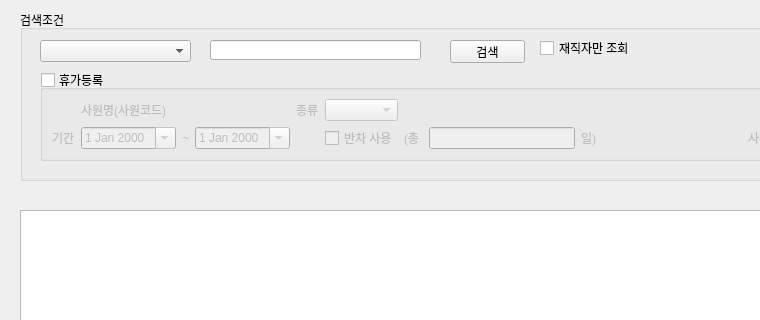
Before: the Qt Designer form ui/employeeInfo.ui in MHJO/FairyqualityTime, drawn with Qt 5; both pictures show x 0 to 760 and y 0 to 320 of the 1070 by 540 pixel window.
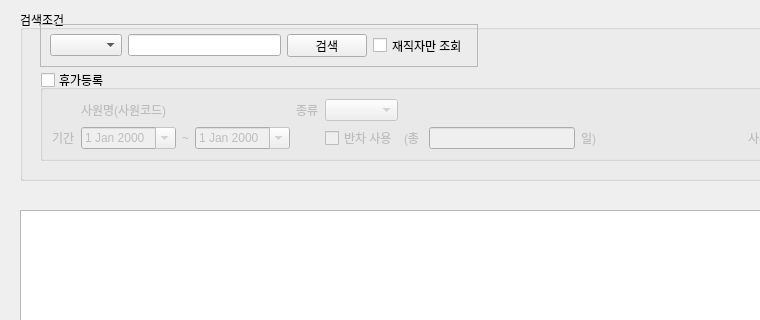
After: the same form once the commit is applied.

Diff of the .ui file:
```diff
--- a/ui/employeeInfo.ui
+++ b/ui/employeeInfo.ui
@@ -44,55 +44,6 @@
    <property name="title">
     <string>검색조건</string>
    </property>
-   <widget class="QLineEdit" name="txt_search">
-    <property name="geometry">
-     <rect>
-      <x>190</x>
-      <y>30</y>
-      <width>211</width>
-      <height>20</height>
-     </rect>
-    </property>
-   </widget>
-   <widget class="QPushButton" name="btn_search">
-    <property name="geometry">
-     <rect>
-      <x>430</x>
-      <y>30</y>
-      <width>75</width>
-      <height>23</height>
-     </rect>
-    </property>
-    <property name="text">
-     <string>검색</string>
-    </property>
-   </widget>
-   <widget class="QComboBox" name="cmb_search">
-    <property name="geometry">
-     <rect>
-      <x>20</x>
-      <y>30</y>
-      <width>151</width>
-      <height>22</height>
-     </rect>
-    </property>
-   </widget>
-   <widget class="QCheckBox" name="chk_active">
-    <property name="enabled">
-     <bool>true</bool>
-    </property>
-    <property name="geometry">
-     <rect>
-      <x>520</x>
-      <y>30</y>
-      <width>100</width>
-      <height>16</height>
-     </rect>
-    </property>
-    <property name="text">
-     <string>재직자만 조회</string>
-    </property>
-   </widget>
    <widget class="QGroupBox" name="gb_vac">
     <property name="geometry">
      <rect>
@@ -230,6 +181,47 @@
      </item>
     </layout>
    </widget>
+   <widget class="QFrame" name="frame">
+    <property name="geometry">
+     <rect>
+      <x>20</x>
+      <y>14</y>
+      <width>438</width>
+      <height>43</height>
+     </rect>
+    </property>
+    <property name="frameShape">
+     <enum>QFrame::StyledPanel</enum>
+    </property>
+    <property name="frameShadow">
+     <enum>QFrame::Raised</enum>
+    </property>
+    <layout class="QHBoxLayout" name="horizontalLayout">
+     <item>
+      <widget class="QComboBox" name="cmb_search"/>
+     </item>
+     <item>
+      <widget class="QLineEdit" name="txt_search"/>
+     </item>
+     <item>
+      <widget class="QPushButton" name="btn_search">
+       <property name="text">
+        <string>검색</string>
+       </property>
+      </widget>
+     </item>
+     <item>
+      <widget class="QCheckBox" name="chk_active">
+       <property name="enabled">
+        <bool>true</bool>
+       </property>
+       <property name="text">
+        <string>재직자만 조회</string>
+       </property>
+      </widget>
+     </item>
+    </layout>
+   </widget>
   </widget>
  </widget>
  <resources/>
```
